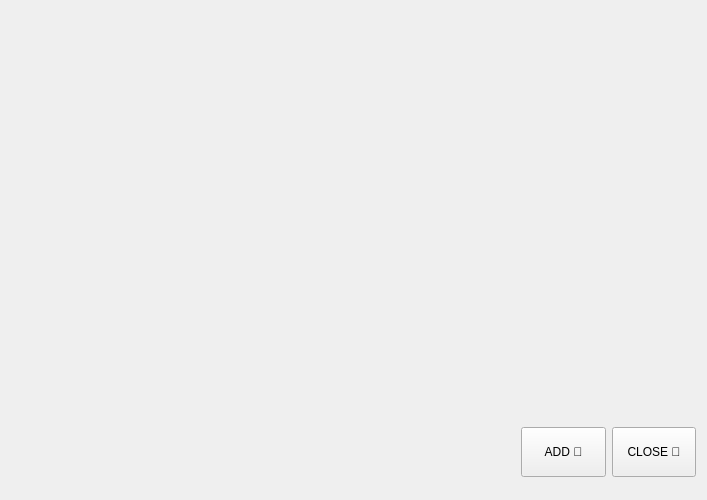
First picture: the form in Chat-Application/contact.ui, repository verina101/Chat-Application, before the edit.
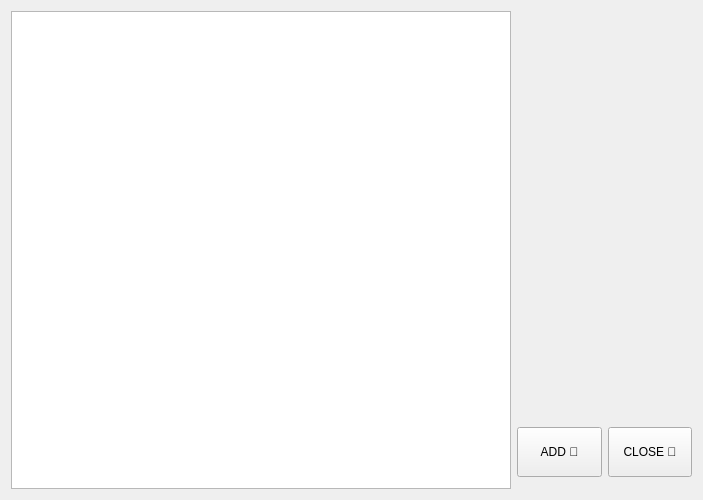
Second picture: the form after the edit. Icons and pictures are not drawn.

```diff
--- a/Chat-Application/contact.ui
+++ b/Chat-Application/contact.ui
@@ -6,7 +6,7 @@
    <rect>
     <x>0</x>
     <y>0</y>
-    <width>707</width>
+    <width>700</width>
     <height>500</height>
    </rect>
   </property>
@@ -41,7 +41,7 @@
       </size>
      </property>
      <property name="styleSheet">
-      <string notr="true">background:transparent;</string>
+      <string notr="true">background:url(&quot;background2.png&quot;);</string>
      </property>
     </widget>
    </item>
```
